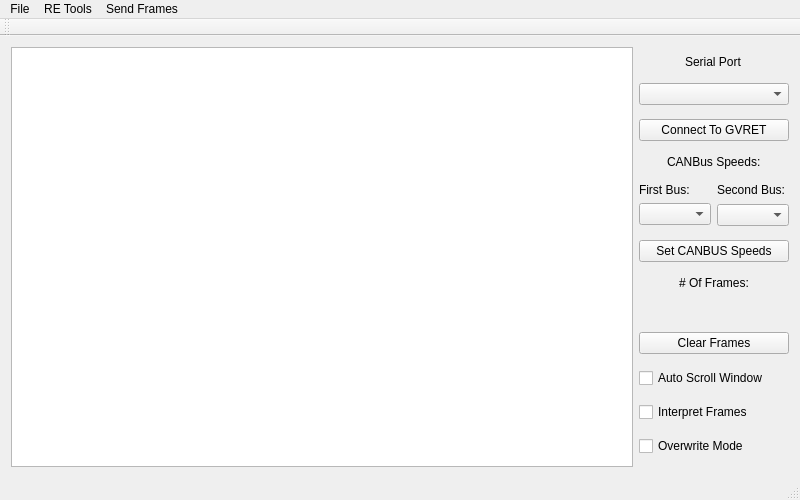
The window that mainwindow.ui (collin80/SavvyCAN) describes before a commit, drawn with Qt 5.
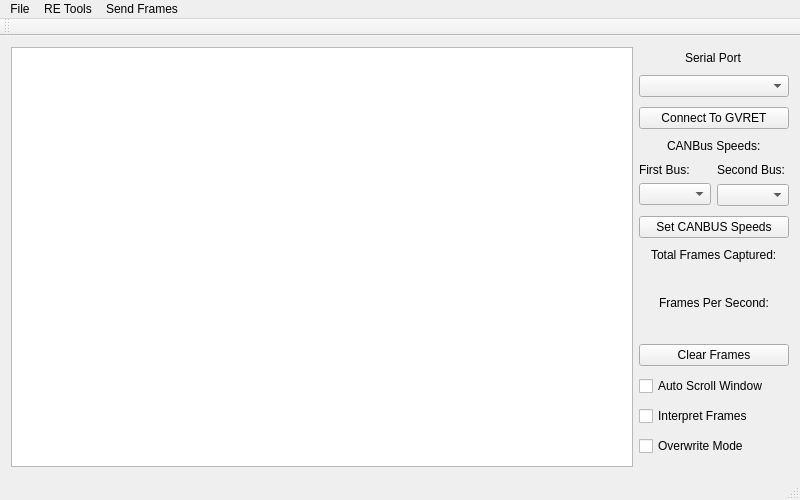
The same window after the commit.

Commit message: Added frames per second read out. Fixed some crashes.

What changed in the file:
```diff
--- a/mainwindow.ui
+++ b/mainwindow.ui
@@ -151,7 +151,7 @@
          </sizepolicy>
         </property>
         <property name="text">
-         <string># Of Frames:</string>
+         <string>Total Frames Captured:</string>
         </property>
        </widget>
       </item>
@@ -168,6 +168,32 @@
         </property>
        </widget>
       </item>
+      <item alignment="Qt::AlignHCenter">
+       <widget class="QLabel" name="label_6">
+        <property name="sizePolicy">
+         <sizepolicy hsizetype="Preferred" vsizetype="Fixed">
+          <horstretch>0</horstretch>
+          <verstretch>0</verstretch>
+         </sizepolicy>
+        </property>
+        <property name="text">
+         <string>Frames Per Second:</string>
+        </property>
+       </widget>
+      </item>
+      <item alignment="Qt::AlignHCenter">
+       <widget class="QLabel" name="lbFPS">
+        <property name="sizePolicy">
+         <sizepolicy hsizetype="Preferred" vsizetype="Fixed">
+          <horstretch>0</horstretch>
+          <verstretch>0</verstretch>
+         </sizepolicy>
+        </property>
+        <property name="text">
+         <string/>
+        </property>
+       </widget>
+      </item>
       <item>
        <widget class="QPushButton" name="btnClearFrames">
         <property name="text">
```
The commit also changes 6 other files.
